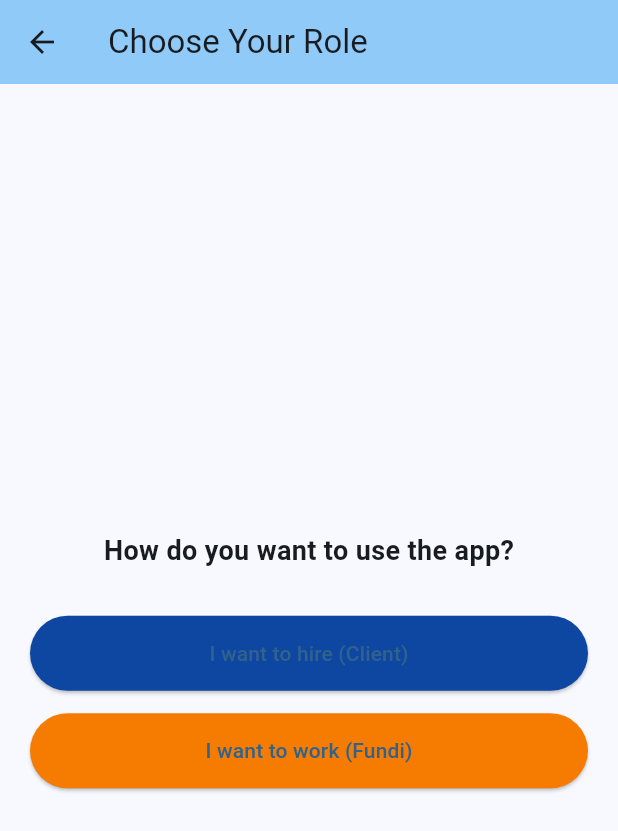
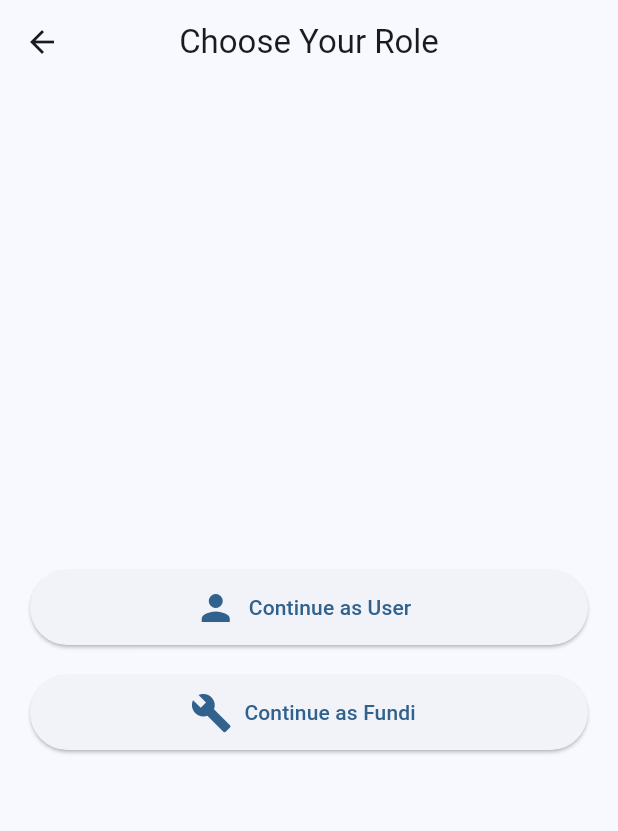
Before and after one commit to vickypython/PLP-Final-Project-FUNDI-APP, a Flutter app: the RoleSelectionScreen screen opened directly, on a phone screen of 412 x 824 dp. Shown: the top 831 px of the screen. Run offline on Flutter 3.47's test engine with Material 3 defaults, Android fonts, the phone set to English and light mode, and no system bars; our stand-ins replace cloud_firestore, firebase_auth, firebase_core, image_picker; accounts and stored records are empty; generated files the repository leaves out were written again.

Commit message:
updated role selection

```diff
--- a/lib/screens/pages/role_selection.dart
+++ b/lib/screens/pages/role_selection.dart
@@ -1,63 +1,52 @@
+import 'package:flutter/material.dart';
+import 'profile_setup.dart';
+import 'fundi_profile.dart';
+
 class RoleSelectionScreen extends StatelessWidget {
+  const RoleSelectionScreen({super.key});
+
   @override
   Widget build(BuildContext context) {
-    final themeColor = Colors.blue.shade900;
     return Scaffold(
       appBar: AppBar(
-        backgroundColor: Colors.blue.shade200,
-        title: Text("Choose Your Role"),
+        title: const Text("Choose Your Role"),
+        centerTitle: true,
       ),
       body: Padding(
-        padding: const EdgeInsets.all(20),
+        padding: const EdgeInsets.all(20.0),
         child: Column(
           mainAxisAlignment: MainAxisAlignment.center,
           children: [
-            Text(
-              "How do you want to use the app?",
-              style: TextStyle(fontSize: 18, fontWeight: FontWeight.bold),
+            ElevatedButton.icon(
+              icon: const Icon(Icons.person, size: 28),
+              label: const Text("Continue as User"),
+              style: ElevatedButton.styleFrom(
+                minimumSize: const Size(double.infinity, 50),
+              ),
+              onPressed: () {
+                Navigator.push(
+                  context,
+                  MaterialPageRoute(builder: (_) => const ProfileSetup()),
+                );
+              },
             ),
-            const SizedBox(height: 30),
-            ElevatedButton(
+            const SizedBox(height: 20),
+            ElevatedButton.icon(
+              icon: const Icon(Icons.build, size: 28),
+              label: const Text("Continue as Fundi"),
               style: ElevatedButton.styleFrom(
-                backgroundColor: themeColor,
-                minimumSize: Size(double.infinity, 50),
+                minimumSize: const Size(double.infinity, 50),
               ),
-              onPressed: () => _saveRole(context, "client"),
-              child: Text("I want to hire (Client)"),
-            ),
-            const SizedBox(height: 15),
-            ElevatedButton(
-              style: ElevatedButton.styleFrom(
-                backgroundColor: Colors.orange.shade700,
-                minimumSize: Size(double.infinity, 50),
-              ),
-              onPressed: () => _saveRole(context, "fundi"),
-              child: Text("I want to work (Fundi)"),
+              onPressed: () {
+                Navigator.push(
+                  context,
+                  MaterialPageRoute(builder: (_) => const FundiProfileSetup()),
+                );
+              },
             ),
           ],
         ),
       ),
     );
   }
-
-  Future<void> _saveRole(BuildContext context, String role) async {
-    final user = FirebaseAuth.instance.currentUser;
-    if (user != null) {
-      await FirebaseFirestore.instance.collection("users").doc(user.uid).set({
-        "role": role,
-      }, SetOptions(merge: true));
-
-      if (role == "client") {
-        Navigator.pushReplacement(
-          context,
-          MaterialPageRoute(builder: (_) => ProfileSetup()),
-        );
-      } else {
-        Navigator.pushReplacement(
-          context,
-          MaterialPageRoute(builder: (_) => FundiProfileSetup()),
-        );
-      }
-    }
-  }
 }
```
Also changed, not shown: lib/screens/pages/fundi_profile.dart (+7 -0 lines).
